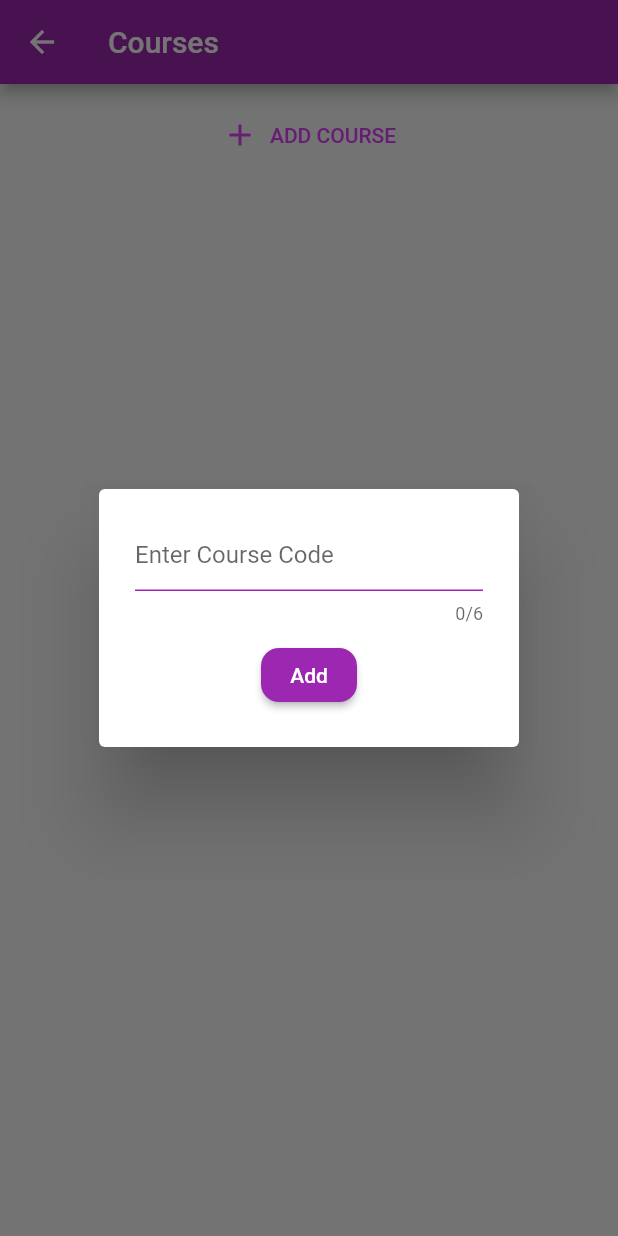
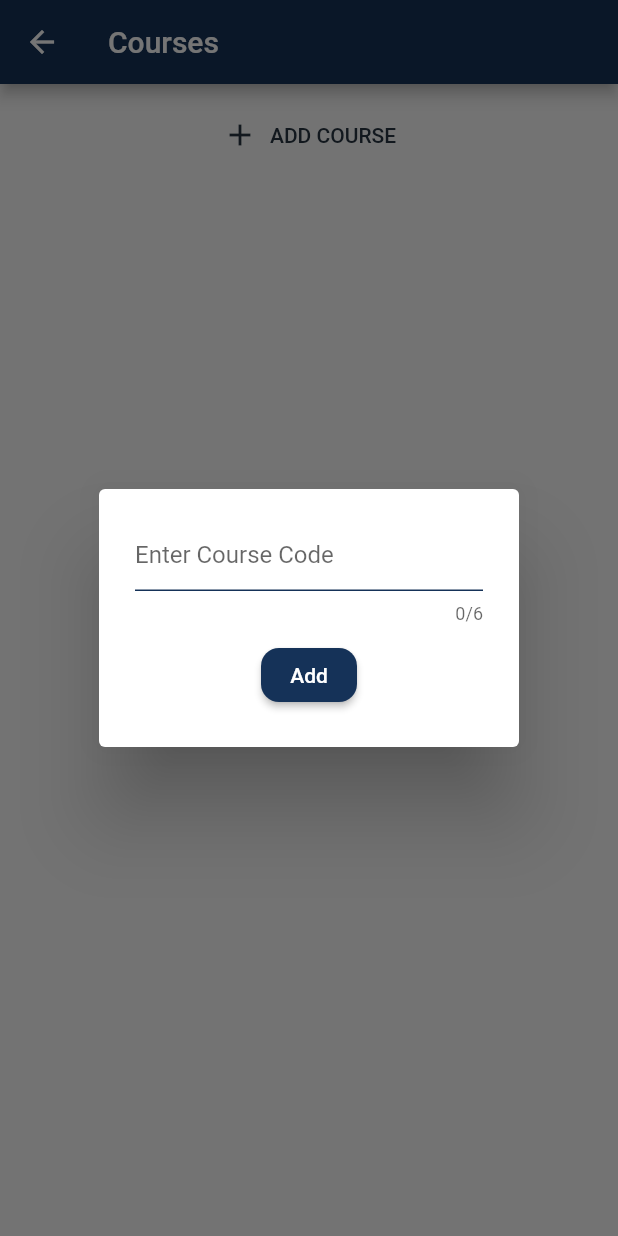
Before and after one commit to KanmaChizea/calendario, a Flutter app: the Courses screen opened by its route, after a tap on "ADD COURSE", on a phone screen of 412 x 824 dp. Run offline on Flutter 3.47's test engine with Material 2 defaults, Android fonts, the phone set to English and light mode, and no system bars; our stand-ins replace cached_network_image, cloud_firestore, firebase_auth, firebase_core, firebase_storage, flutter_form_builder and 3 more; missing offline and left inert: flex_color_picker; accounts and stored records are empty; network calls fail.

Commit message:
fab bug fixed

```diff
--- a/lib/main.dart
+++ b/lib/main.dart
@@ -34,7 +34,7 @@ class _HomepageState extends State<Homepage> {
               initialData: null,
             ),
             StreamProvider<UserInformation>.value(
-                value: EventDatabase().userDataStream,
+                value: EventDatabase().userDataStream(),
                 initialData: UserInformation(
                     assignment: '0', test: '0', tutorial: '0', role: '')),
             StreamProvider<List<MyEvent>>.value(
--- a/lib/pages/editcourses.dart
+++ b/lib/pages/editcourses.dart
@@ -79,10 +79,10 @@ class Courses extends StatelessWidget {
                                 return null;
                               }
                             },
-                            decoration: const InputDecoration(
+                            decoration: InputDecoration(
                               enabledBorder: UnderlineInputBorder(
                                   borderSide: BorderSide(
-                                color: Colors.purple,
+                                color: Theme.of(context).primaryColor,
                                 width: 1.0,
                               )),
                               hintText: 'Enter Course Code',
--- a/lib/pages/schedule.dart
+++ b/lib/pages/schedule.dart
@@ -38,7 +38,7 @@ class _ScheduleState extends State<Schedule> {
           user!.role == 'admin' ? _floatingActionButton() : null,
       drawer: const CustomDrawer(),
       body: RefreshIndicator(
-          color: Colors.purpleAccent,
+          color: Theme.of(context).primaryColor,
           onRefresh: () async {
             setState(() {});
           },
--- a/lib/services/database.dart
+++ b/lib/services/database.dart
@@ -116,7 +116,7 @@ class EventDatabase {
             }));
   }
 
-  Stream<UserInformation> get userDataStream => FirebaseFirestore.instance
+  Stream<UserInformation> userDataStream() => FirebaseFirestore.instance
       .collection('users')
       .doc(currentUser?.uid)
       .snapshots()
--- a/lib/themes/themes_constant.dart
+++ b/lib/themes/themes_constant.dart
@@ -2,19 +2,21 @@ import 'package:flutter/material.dart';
 
 ThemeData lightTheme = ThemeData(
   brightness: Brightness.light,
-  primarySwatch: Colors.purple,
+  primarySwatch: Colors.indigo,
+  primaryColor: const Color(0xff153258),
   appBarTheme: const AppBarTheme(
-      backgroundColor: Colors.purple, foregroundColor: Colors.white),
+      backgroundColor: Color(0xff153258), foregroundColor: Colors.white),
   cardColor: Colors.white,
   floatingActionButtonTheme: const FloatingActionButtonThemeData(
-      backgroundColor: Colors.purpleAccent, foregroundColor: Colors.white),
-  iconTheme: const IconThemeData(color: Colors.purple),
+      backgroundColor: Color(0xff283541), foregroundColor: Colors.white),
+  iconTheme: const IconThemeData(color: Colors.black),
   checkboxTheme: CheckboxThemeData(
       checkColor: MaterialStateProperty.all<Color>(Colors.white),
-      fillColor: MaterialStateProperty.all<Color>(Colors.purpleAccent)),
+      fillColor: MaterialStateProperty.all<Color>(const Color(0xff153258))),
   elevatedButtonTheme: ElevatedButtonThemeData(
       style: ButtonStyle(
-          backgroundColor: MaterialStateProperty.all<Color>(Colors.purple),
+          backgroundColor:
+              MaterialStateProperty.all<Color>(const Color(0xff153258)),
           foregroundColor: MaterialStateProperty.all<Color>(Colors.white),
           overlayColor: MaterialStateProperty.all<Color>(Colors.black),
           shape: MaterialStateProperty.all<OutlinedBorder>(
@@ -22,20 +24,21 @@ ThemeData lightTheme = ThemeData(
                   borderRadius: BorderRadius.circular(12))))),
   textButtonTheme: TextButtonThemeData(
       style: TextButton.styleFrom(
-    primary: Colors.purpleAccent,
+    primary: const Color(0xff283541),
   )),
-  dividerColor: Colors.purple,
+  dividerColor: const Color(0xFFC9D8E6),
   radioTheme: RadioThemeData(
-      fillColor: MaterialStateProperty.all<Color>(Colors.purpleAccent)),
+      fillColor: MaterialStateProperty.all<Color>(const Color(0xff153258))),
   textTheme: const TextTheme(
     titleSmall: TextStyle(
-        fontSize: 11, fontWeight: FontWeight.bold, color: Colors.purpleAccent),
+        fontSize: 11, fontWeight: FontWeight.bold, color: Color(0xff283541)),
   ),
 );
 
 ThemeData darkTheme = ThemeData(
   brightness: Brightness.dark,
   scaffoldBackgroundColor: Colors.black26,
+  primaryColor: Colors.white,
   textTheme: const TextTheme(
     titleSmall: TextStyle(
         fontSize: 11, fontWeight: FontWeight.bold, color: Colors.grey),
@@ -43,9 +46,9 @@ ThemeData darkTheme = ThemeData(
   appBarTheme: const AppBarTheme(
       backgroundColor: Colors.black12, foregroundColor: Colors.white),
   cardColor: Colors.black45,
-  floatingActionButtonTheme: const FloatingActionButtonThemeData(
+  floatingActionButtonTheme: FloatingActionButtonThemeData(
       backgroundColor: Colors.white,
-      foregroundColor: Colors.purple,
+      foregroundColor: Colors.grey.shade900,
       splashColor: Colors.black),
   iconTheme: const IconThemeData(color: Colors.white),
   primarySwatch: Colors.grey,
--- a/pubspec.yaml
+++ b/pubspec.yaml
@@ -43,6 +43,7 @@ dependencies:
   flutter_material_color_picker: ^1.1.0+2
   flutter_spinkit: ^5.1.0
   form_builder_validators: ^7.6.1
+  get: ^4.6.5
   google_fonts: ^2.3.1
   image_picker: null
   intl: ^0.17.0
```
Also changed, not shown: lib/components/drawer.dart (+9 -9 lines), lib/pages/editprofile.dart (+9 -7 lines), lib/pages/login.dart (+20 -40 lines), lib/services/auth.dart (+20 -13 lines), pubspec.lock, 1 other file.
